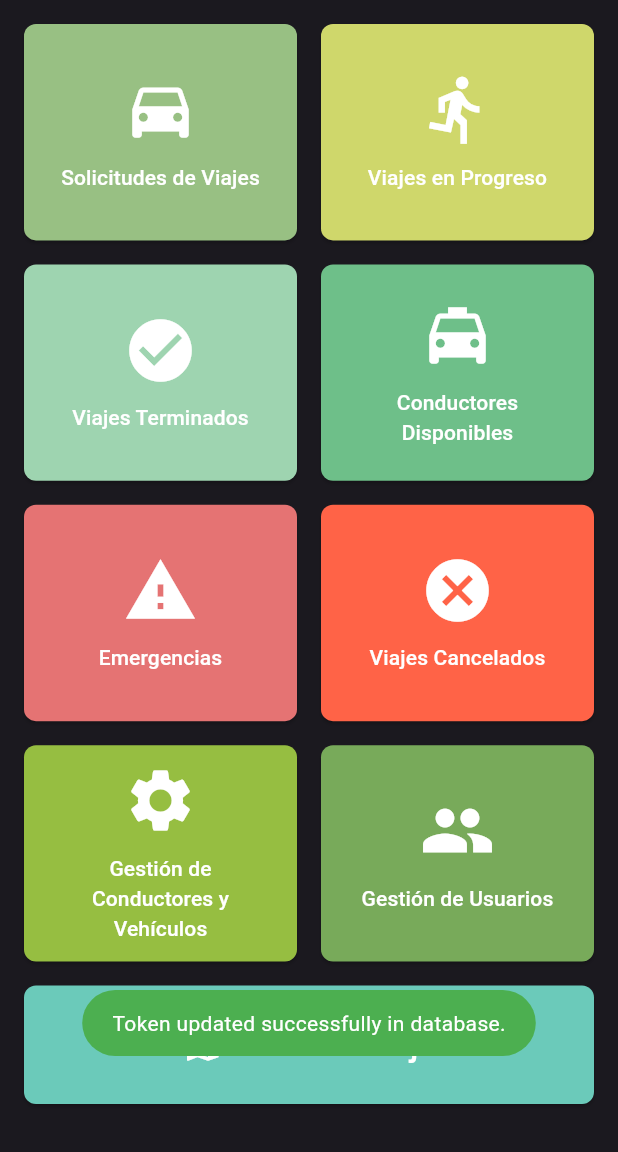
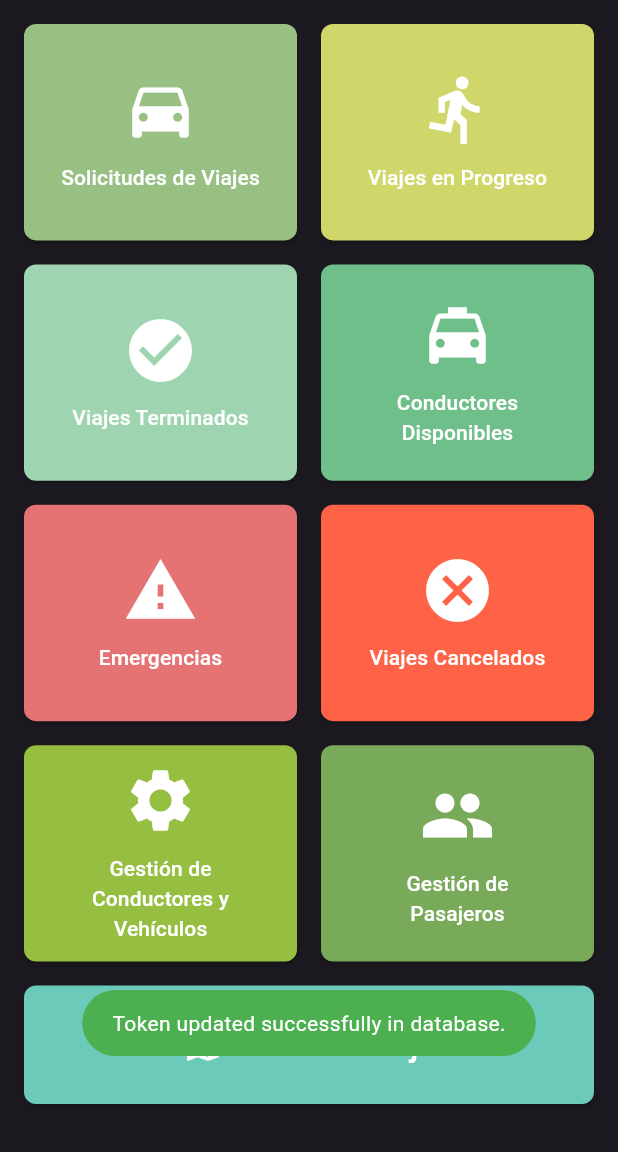
Before and after one commit to V1N1C10S4/Control_room, a Flutter app: the screen it shows after launch, after a tap on "Ingresar", on a phone screen of 412 x 824 dp, the part 84-1236 px from its top. Run offline on Flutter 3.47's test engine with Material 3 defaults, Android fonts, the phone set to English and light mode, and no system bars; our stand-ins replace audioplayers, cached_network_image, cloud_firestore, firebase_core, firebase_database, firebase_messaging and 3 more; missing offline and left inert: flutter_polyline_points; accounts and stored records are empty.

Commit message:
Button name changes

```diff
--- a/lib/src/home_screen.dart
+++ b/lib/src/home_screen.dart
@@ -611,7 +611,7 @@ class _HomeScreenState extends State<HomeScreen> {
                             Icon(Icons.people, size: 50, color: Colors.white), // Icono de usuarios
                             SizedBox(height: 10),
                             Text(
-                              'Gestión de Usuarios',
+                              'Gestión de Pasajeros',
                               textAlign: TextAlign.center,
                               style: TextStyle(color: Colors.white),
                             ),
--- a/lib/src/user_management_screen.dart
+++ b/lib/src/user_management_screen.dart
@@ -115,7 +115,7 @@ class _UserManagementScreenState extends State<UserManagementScreen> {
     return Scaffold(
       appBar: AppBar(
         title: const Text(
-          'Gestión de Usuarios',
+          'Gestión de Pasajeros',
           style: TextStyle(color: Colors.white),
         ),
         backgroundColor: const Color.fromRGBO(120, 170, 90, 1), // Verde militar
```
